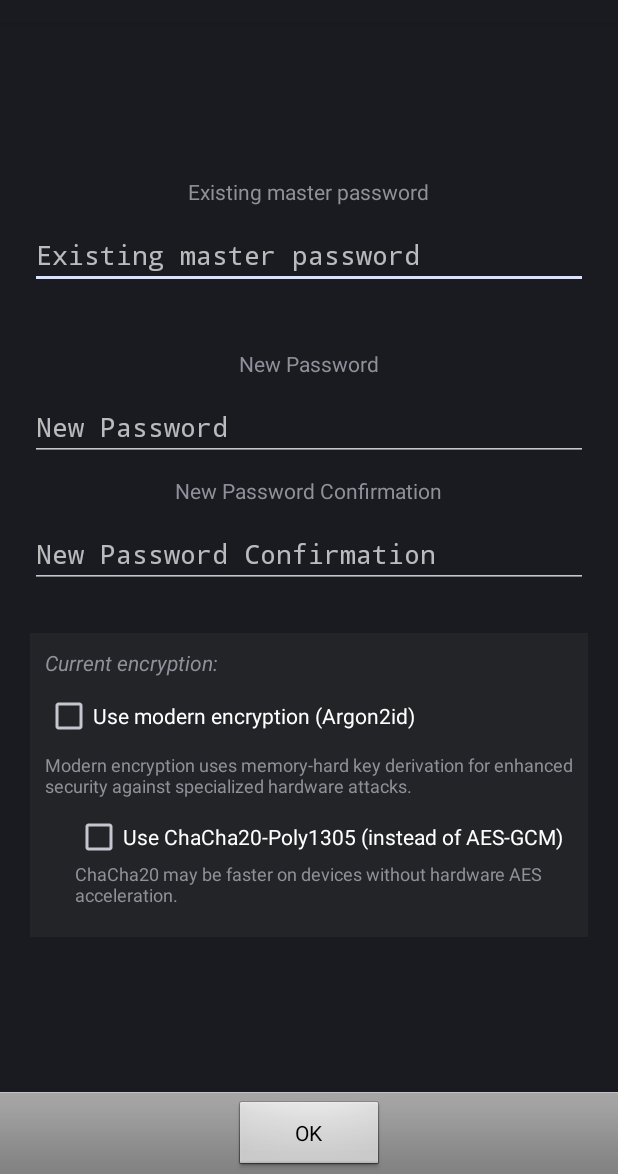
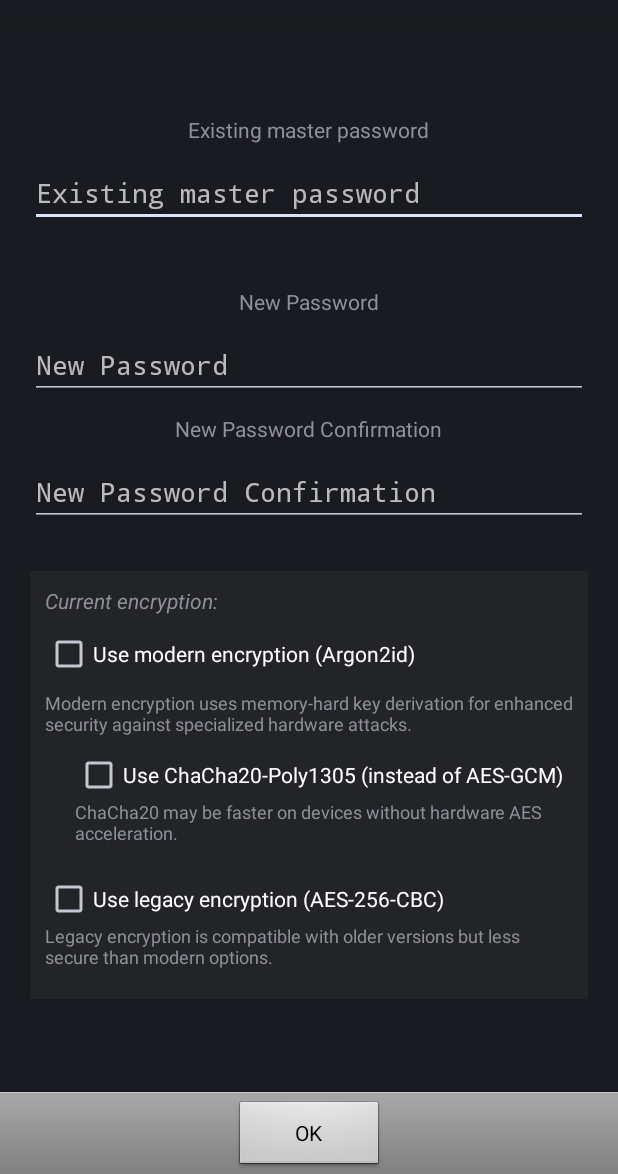
Before and after one commit to appatalks/Epassafe, an Android app: the ChangeMasterPassword screen opened directly, with no data from a screen before it, on a phone screen of 412 x 824 dp, the part 62-1236 px from its top. Run offline under Robolectric (Android 15) with nearby library versions, the phone set to English and light mode, and no system bars.

Commit message:
crypt-fallback-options

```diff
--- a/app/src/main/res/layout/change_master_password.xml
+++ b/app/src/main/res/layout/change_master_password.xml
@@ -100,6 +100,21 @@
                     android:textSize="12sp"
                     android:layout_marginStart="20dp"
                     android:layout_marginBottom="10dp"/>
+
+                <CheckBox
+                    android:id="@+id/legacy_encryption_checkbox"
+                    android:layout_width="match_parent"
+                    android:layout_height="wrap_content"
+                    android:text="Use legacy encryption (AES-256-CBC)"
+                    android:layout_marginTop="10dp"/>
+
+                <TextView
+                    android:layout_width="match_parent"
+                    android:layout_height="wrap_content"
+                    android:text="Legacy encryption is compatible with older versions but less secure than modern options."
+                    android:textSize="12sp"
+                    android:layout_marginBottom="10dp"/>
+
             </LinearLayout>
 
         </LinearLayout>
```
Also changed, not shown: app/src/main/java/com/epassafe/upm/ChangeMasterPassword.java (+46 -11 lines), app/src/main/java/com/epassafe/upm/database/PasswordDatabase.java (+36 -9 lines).
